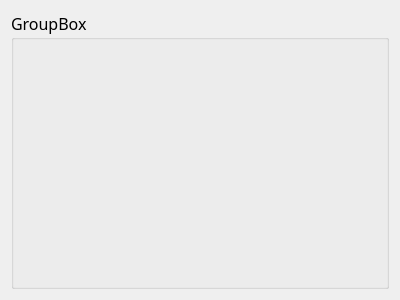
Above: CleverManagerV3/setups/pdudevices/setup_pdustablewid.ui from ChinaClever/CleverManagerV3 before the change. Below: the same form after it.
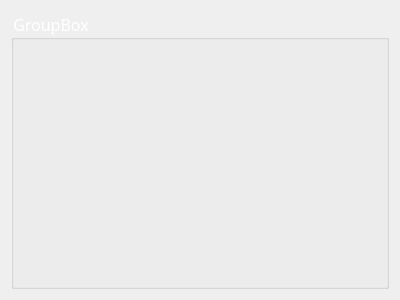
That is the form after the change.

Patch:
```diff
--- a/CleverManagerV3/setups/pdudevices/setup_pdustablewid.ui
+++ b/CleverManagerV3/setups/pdudevices/setup_pdustablewid.ui
@@ -22,6 +22,9 @@
        <pointsize>12</pointsize>
       </font>
      </property>
+     <property name="styleSheet">
+      <string notr="true">color:rgb(255,255,255)</string>
+     </property>
      <property name="title">
       <string>GroupBox</string>
      </property>
```
Left out of the diff: 6 changed lines with no effect on the pictures.
